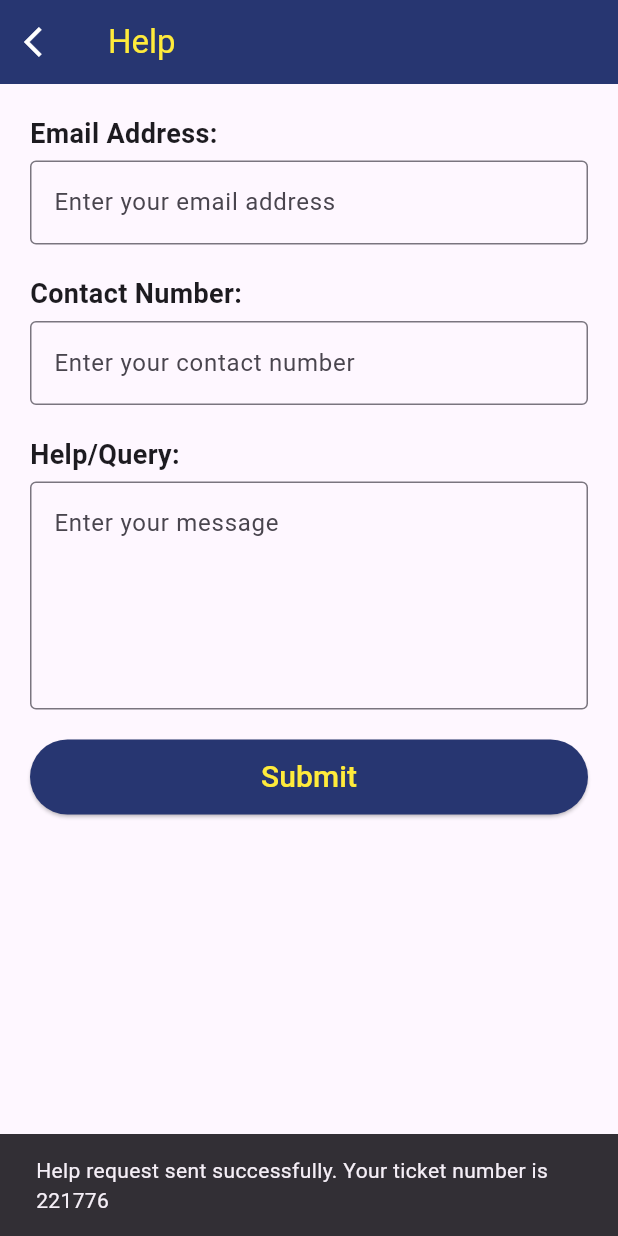
After one commit to singhrishabh93/ios_appointment_app, a Flutter app: the HelpPage screen opened directly, after a tap on "Submit", on a phone screen of 412 x 824 dp. The commit adds this screen. Run offline on Flutter 3.47's test engine with Material 3 defaults, Android fonts, the phone set to English and light mode, and no system bars; our stand-ins replace cloud_firestore, firebase_auth, firebase_core, get, google_sign_in; missing offline and left inert: the_apple_sign_in; accounts and stored records are empty.

Commit message:
help page added and UI Modified

```diff
--- a/lib/forgot_password.dart
+++ b/lib/forgot_password.dart
@@ -123,14 +123,14 @@ class _ForgotPasswordState extends State<ForgotPassword> {
                               }
                             },
                             child: Container(
-                              width: 140,
+                              width: MediaQuery.of(context).size.width,
                               padding: EdgeInsets.all(10),
                               decoration: BoxDecoration(
                                   color: Colors.white,
                                   borderRadius: BorderRadius.circular(10)),
                               child: Center(
                                 child: Text(
-                                  "Send Email",
+                                  "Send Reset Link",
                                   style: TextStyle(
                                       color: Colors.black,
                                       fontSize: 18.0,
--- /dev/null
+++ b/lib/help_page.dart
@@ -0,0 +1,134 @@
+import 'package:flutter/material.dart';
+import 'package:firebase_auth/firebase_auth.dart';
+import 'package:cloud_firestore/cloud_firestore.dart';
+import 'dart:math';
+
+class HelpPage extends StatefulWidget {
+  @override
+  _HelpPageState createState() => _HelpPageState();
+}
+
+class _HelpPageState extends State<HelpPage> {
+  late TextEditingController _emailController;
+  late TextEditingController _contactNumberController;
+  late TextEditingController _helpController;
+
+  @override
+  void initState() {
+    super.initState();
+    _emailController = TextEditingController();
+    _contactNumberController = TextEditingController();
+    _helpController = TextEditingController();
+  }
+
+  @override
+  void dispose() {
+    _emailController.dispose();
+    _contactNumberController.dispose();
+    _helpController.dispose();
+    super.dispose();
+  }
+
+  Future<void> _sendHelpRequest() async {
+    String email = _emailController.text.trim();
+    String contactNumber = _contactNumberController.text.trim();
+    String help = _helpController.text.trim();
+    String ticketNumber = Random().nextInt(999999).toString().padLeft(6, '0');
+
+    // Generate a random ticket number
+    String docId = 'ticket$ticketNumber';
+
+    await FirebaseFirestore.instance.collection('help').doc(docId).set({
+      'email': email,
+      'contactNumber': contactNumber,
+      'help': help,
+      'ticketNumber': ticketNumber,
+    });
+
+    ScaffoldMessenger.of(context).showSnackBar(
+      SnackBar(content: Text('Help request sent successfully. Your ticket number is $ticketNumber')),
+    );
+
+    // Clear text fields after sending the help request
+    _emailController.clear();
+    _contactNumberController.clear();
+    _helpController.clear();
+  }
+
+  @override
+  Widget build(BuildContext context) {
+    return Scaffold(
+      appBar: AppBar(
+        title: Text('Help', style: TextStyle(color: Colors.yellow
+        ),),
+        backgroundColor: Color(0xFF273671),
+        leading: IconButton(
+          icon: Icon(Icons.arrow_back_ios),
+          onPressed: () {
+            Navigator.pop(context);
+          },
+          color: Colors.white,
+        )//
+      ),
+      body: Padding(
+        padding: const EdgeInsets.all(20.0),
+        child: Column(
+          crossAxisAlignment: CrossAxisAlignment.start,
+          children: [
+            Text(
+              'Email Address:',
+              style: TextStyle(fontSize: 18, fontWeight: FontWeight.bold),
+            ),
+            SizedBox(height: 5),
+            TextField(
+              controller: _emailController,
+              decoration: InputDecoration(
+                border: OutlineInputBorder(),
+                hintText: 'Enter your email address',
+              ),
+            ),
+            SizedBox(height: 20),
+            Text(
+              'Contact Number:',
+              style: TextStyle(fontSize: 18, fontWeight: FontWeight.bold),
+            ),
+            SizedBox(height: 5),
+            TextField(
+              controller: _contactNumberController,
+              decoration: InputDecoration(
+                border: OutlineInputBorder(),
+                hintText: 'Enter your contact number',
+              ),
+            ),
+            SizedBox(height: 20),
+            Text(
+              'Help/Query:',
+              style: TextStyle(fontSize: 18, fontWeight: FontWeight.bold),
+            ),
+            SizedBox(height: 5),
+            TextField(
+              controller: _helpController,
+              maxLines: 5,
+              decoration: InputDecoration(
+                border: OutlineInputBorder(),
+                hintText: 'Enter your message',
+              ),
+            ),
+            SizedBox(height: 20),
+            SizedBox(
+              width: double.infinity,
+              height: 50,
+              child: ElevatedButton(
+                style: ElevatedButton.styleFrom(
+                  primary: Color(0xFF273671),
+                ),
+                onPressed: _sendHelpRequest,
+                child: Text('Submit',style: TextStyle(color: Colors.yellow, fontSize: 20, fontWeight: FontWeight.w500)),
+              ),
+            ),
+          ],
+        ),
+      ),
+    );
+  }
+}
--- a/lib/home.dart
+++ b/lib/home.dart
@@ -4,6 +4,7 @@ import 'package:cloud_firestore/cloud_firestore.dart';
 import 'package:get/route_manager.dart';
 import 'package:intl/intl.dart';
 import 'package:ios_appointment_app/forgot_password.dart';
+import 'package:ios_appointment_app/help_page.dart';
 import 'package:ios_appointment_app/login.dart';
 import 'package:ios_appointment_app/profile_page.dart';
 
@@ -19,6 +20,7 @@ class _HomeState extends State<Home> {
   Widget build(BuildContext context) {
     return Scaffold(
       appBar: AppBar(
+        backgroundColor: Colors.grey[200],
         title: Text(
           "My Appointments",
           style:
@@ -51,7 +53,7 @@ class _HomeState extends State<Home> {
             ListTile(
               title: Text('Help'),
               onTap: () {
-                // Add your help navigation logic here
+                Get.to(() => HelpPage());
               },
             ),
             ListTile(
@@ -102,7 +104,9 @@ class ScheduledAppointments extends StatelessWidget {
         }
 
         if (snapshot.data!.docs.isEmpty) {
-          return Center(child: Text('No appointments scheduled. Click on \nthe + button to schedule an appointment'));
+          return Center(
+              child: Text(
+                  'No appointments scheduled. Click on \nthe + button to schedule an appointment'));
         }
 
         return ListView(
@@ -185,7 +189,8 @@ class AppointmentCard extends StatelessWidget {
                             onPressed: () {
                               FirebaseFirestore.instance
                                   .collection('users')
-                                  .doc(FirebaseAuth.instance.currentUser!.email!)
+                                  .doc(
+                                      FirebaseAuth.instance.currentUser!.email!)
                                   .collection('appointment')
                                   .doc(title)
                                   .delete()
@@ -562,7 +567,10 @@ class _ScheduleAppointmentFormState extends State<ScheduleAppointmentForm> {
               },
               child: Text(
                 'Schedule Appointment',
-                style: TextStyle(color: Colors.yellow, fontSize: 20, fontWeight: FontWeight.w500),
+                style: TextStyle(
+                    color: Colors.yellow,
+                    fontSize: 20,
+                    fontWeight: FontWeight.w500),
               ),
             ),
           ),
```
